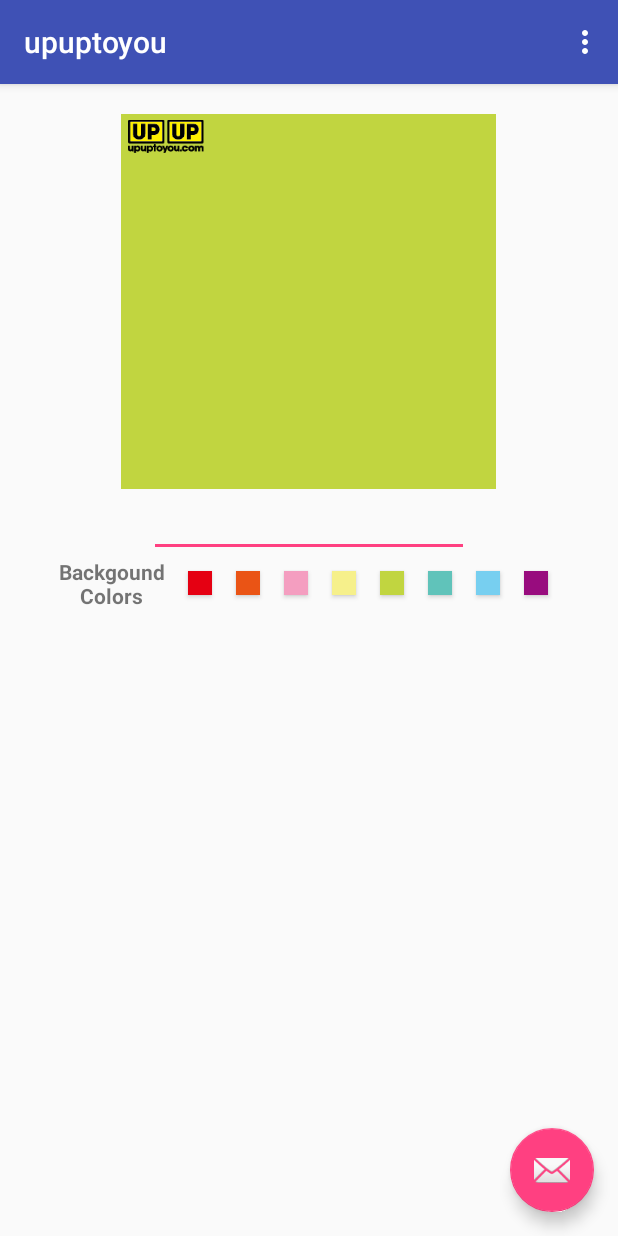
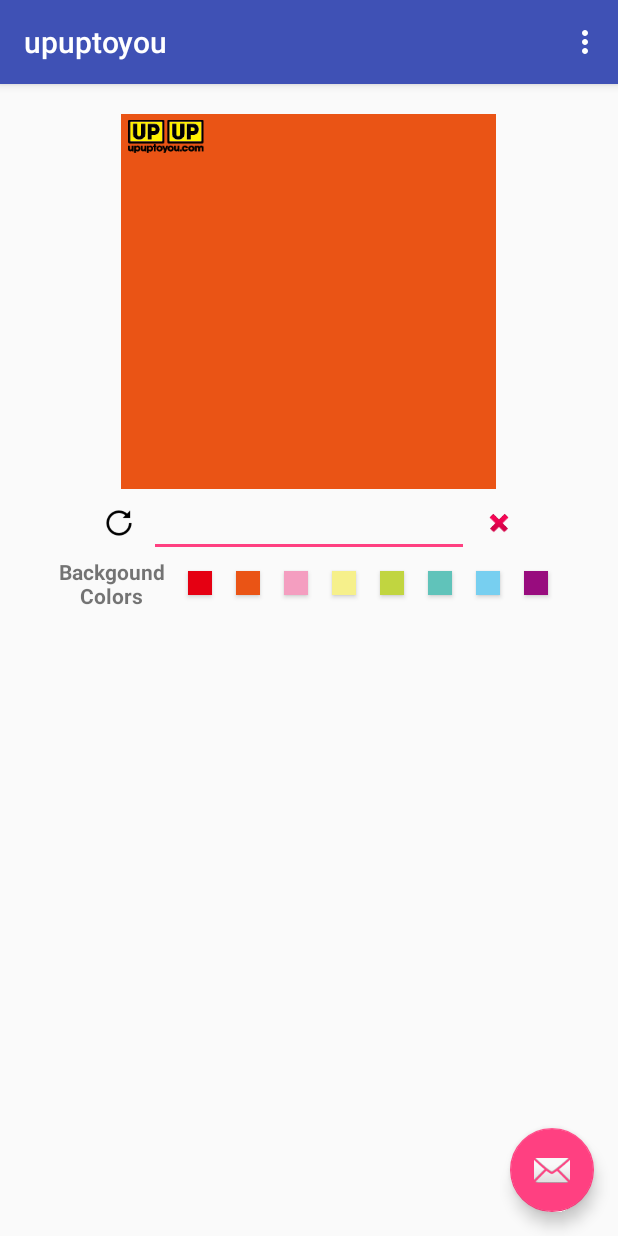
Before and after one commit to x1155665/2U2U, an Android app: the screen it shows after launch (MainActivity), in the options menu, after a tap on "Settings", on a phone screen of 412 x 824 dp. Run offline under Robolectric (Android 15) with nearby library versions, the phone set to English and light mode, and no system bars; Roboto replaces fonts that are not available here; 1 statement that could not run was skipped.

Commit message:
reload button clear button

```diff
--- a/app/src/main/java/com/zir/upuptoyou/DrawView.java
+++ b/app/src/main/java/com/zir/upuptoyou/DrawView.java
@@ -51,16 +51,16 @@ public class DrawView extends View {
 
     Paint paint_text;
 
-    Bitmap watermark_bitmap;
-    Rect watermark_dst;
+    protected Bitmap watermark_bitmap;
+    protected Rect watermark_dst;
 
-    Bitmap person;
-    Rect person_dst;
-    String words;
+    protected Bitmap person;
+    protected Rect person_dst;
+    protected String words;
 
-    Matrix matrix_text;
-    float r_x;
-    float r_y;
+    protected Matrix matrix_text;
+    protected float r_x;
+    protected float r_y;
 
     Typeface fontEn;
     Typeface fontZh;
@@ -113,7 +113,7 @@ public class DrawView extends View {
         for (int i = 0; i < words.length(); i++)
             if (words.charAt(i) != '\n') {
                 //load image
-                //Todo: trade ram for speed by loading all bitmaps in constructor?
+                //TODO: trade ram for speed by loading all bitmaps in constructor?
                 int id = 1 + (int) (Math.random() * 25);
                 //Log.d("Drawpeople","id:"+Integer.toString(id));
                 int resId;
@@ -184,7 +184,7 @@ public class DrawView extends View {
 
 
     //redraw all people
-    //// TODO: refine drawing process: not all people at the same time
+    //TODO: refine drawing process: not all people at the same time
     public void drawPeople(String words) {
         this.words = words;
         invalidate();
--- a/app/src/main/java/com/zir/upuptoyou/MainActivity.java
+++ b/app/src/main/java/com/zir/upuptoyou/MainActivity.java
@@ -17,6 +17,8 @@ public class MainActivity extends AppCompatActivity {
 
     protected DrawView drawView;
     protected EditText editText;
+    protected Button reload_btn;
+    protected Button clear_btn;
     protected Button color1_btn;
     protected Button color2_btn;
     protected Button color3_btn;
@@ -34,6 +36,8 @@ public class MainActivity extends AppCompatActivity {
         Toolbar toolbar = (Toolbar) findViewById(R.id.toolbar);
         drawView = (DrawView) findViewById(R.id.drawView);
         editText = (EditText) findViewById(R.id.editText);
+        reload_btn = (Button) findViewById(R.id.reload_btn);
+        clear_btn = (Button) findViewById(R.id.clear_btn);
         color1_btn = (Button) findViewById(R.id.color1_btn);
         color2_btn = (Button) findViewById(R.id.color2_btn);
         color3_btn = (Button) findViewById(R.id.color3_btn);
@@ -72,6 +76,20 @@ public class MainActivity extends AppCompatActivity {
 
             @Override
             public void afterTextChanged(Editable editable) {}
+        });
+
+        clear_btn.setOnClickListener(new View.OnClickListener() {
+            @Override
+            public void onClick(View view) {
+                editText.setText("");
+            }
+        });
+
+        reload_btn.setOnClickListener(new View.OnClickListener() {
+            @Override
+            public void onClick(View view) {
+                drawView.invalidate();
+            }
         });
 
         color1_btn.setOnClickListener(new View.OnClickListener() {
--- a/app/src/main/res/layout/content_main.xml
+++ b/app/src/main/res/layout/content_main.xml
@@ -20,6 +20,21 @@
         android:layout_marginTop="20dp"
         android:background="@android:color/white" />
 
+    <LinearLayout
+        android:layout_width="wrap_content"
+        android:layout_height="wrap_content"
+        android:orientation="horizontal"
+        android:layout_gravity="center">
+
+        <Button
+            android:id="@+id/reload_btn"
+            android:layout_width="20dp"
+            android:layout_height="20dp"
+            android:layout_gravity="center"
+            android:layout_margin="10dp"
+            android:background="@drawable/reset"
+            android:gravity="center" />
+
         <EditText
             android:id="@+id/editText"
             android:layout_width="wrap_content"
@@ -28,6 +43,17 @@
             android:ems="10"
             android:inputType="textMultiLine"
             android:visibility="visible" />
+
+        <Button
+            android:id="@+id/clear_btn"
+            android:layout_width="20dp"
+            android:layout_height="20dp"
+            android:layout_gravity="center"
+            android:layout_margin="10dp"
+            android:background="@android:drawable/ic_delete"
+            android:gravity="center" />
+    </LinearLayout>
+
     <LinearLayout
         android:layout_width="wrap_content"
         android:layout_height="wrap_content"
@@ -40,6 +66,7 @@
             android:layout_width="wrap_content"
             android:layout_height="wrap_content"
             android:layout_marginRight="8dp"
+            android:layout_marginEnd="8dp"
             android:text="@string/BackgroundColor"
             android:textAlignment="center"
             android:gravity="center"
@@ -105,6 +132,7 @@
             android:layout_width="16dp"
             android:background="@color/color8"/>
 
+        <!--TODO: White ?-->
 
     </LinearLayout>
 
```
Also changed, not shown: app/src/main/res/drawable/reset.png (added). Lines whose indentation alone changed are shown as unchanged.
